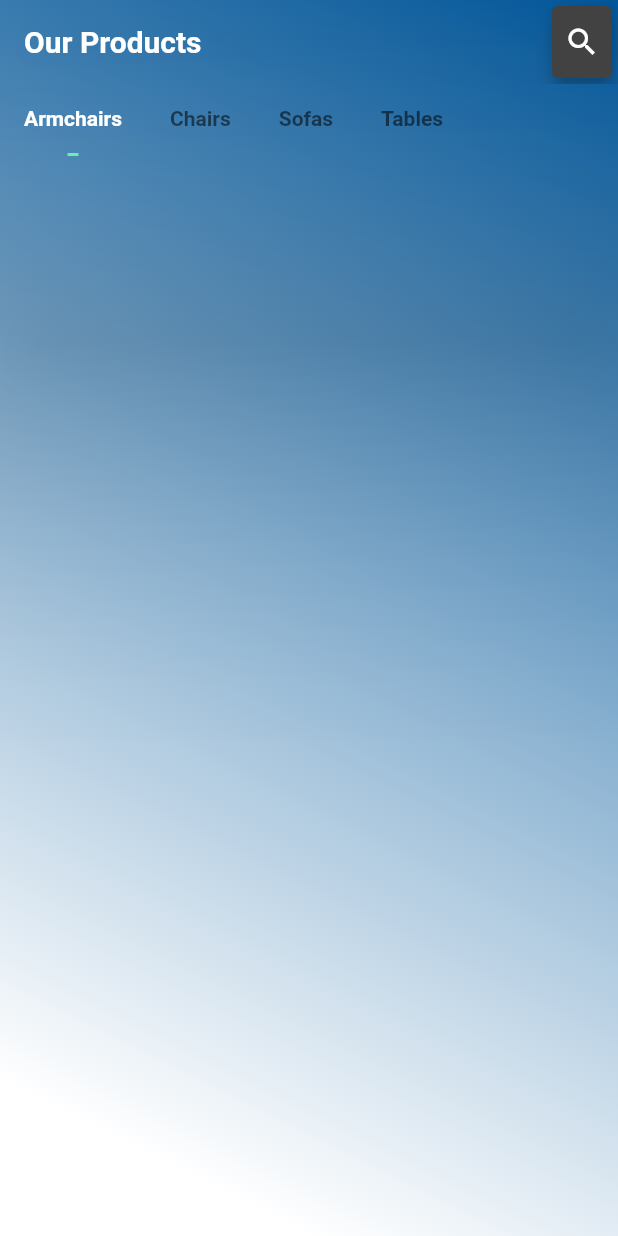
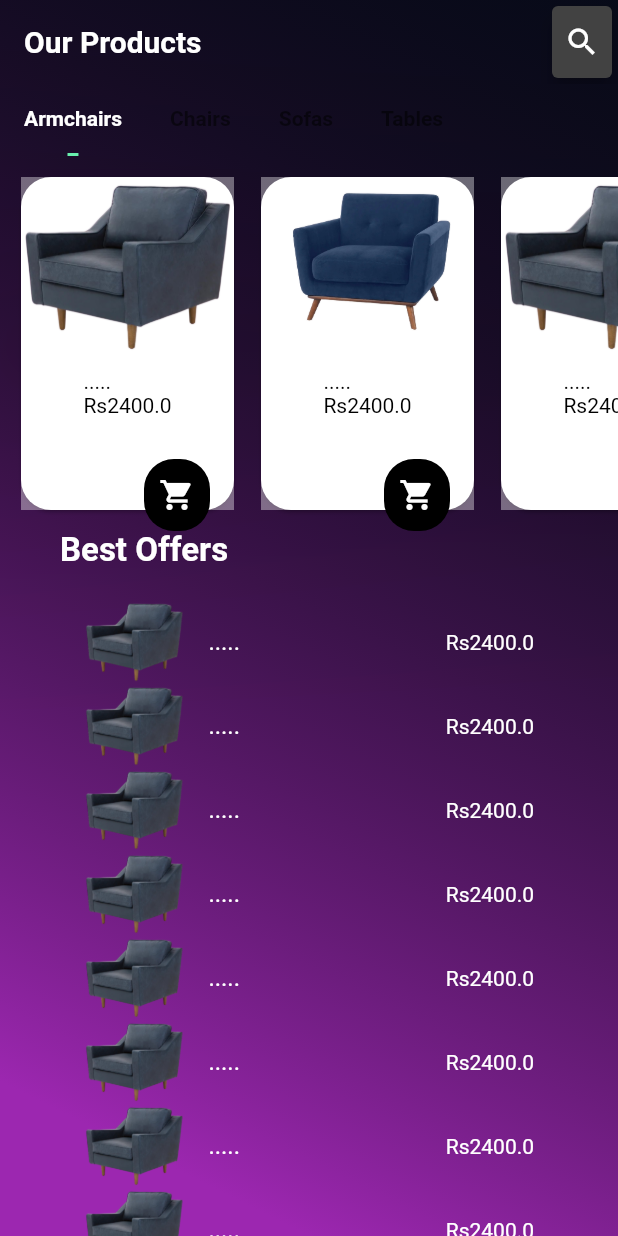
Before and after one commit to KuldeepRathor/kasgoods, a Flutter app: the screen it shows after launch, on a phone screen of 412 x 824 dp. Run offline on Flutter 3.47's test engine with Material 2 defaults, Android fonts, the phone set to English and light mode, and no system bars.

Commit message:
Added Listview

```diff
--- /dev/null
+++ b/lib/constants.dart
@@ -0,0 +1,108 @@
+import 'package:kasgoods/screens/product_model.dart';
+
+class Constants {
+  static List<ProductModel> chairs = [
+    ProductModel(
+      1,
+      'assets/images/1.png',
+      2400,
+      'chair for sitting',
+      '.....',
+      'Chair',
+    ),
+    ProductModel(
+      2,
+      'assets/images/2.png',
+      2400,
+      'chair for sitting',
+      '.....',
+      'Chair',
+    ),
+    ProductModel(
+      1,
+      'assets/images/1.png',
+      2400,
+      'chair for sitting',
+      '.....',
+      'Chair',
+    ),
+  ];
+
+  static List<ProductModel> bestoffers = [
+
+    ProductModel(
+      1,
+      'assets/images/1.png',
+      2400,
+      'chair for sitting',
+      '.....',
+      'Chair',
+    ),
+    ProductModel(
+      1,
+      'assets/images/1.png',
+      2400,
+      'chair for sitting',
+      '.....',
+      'Chair',
+    ),
+    ProductModel(
+      1,
+      'assets/images/1.png',
+      2400,
+      'chair for sitting',
+      '.....',
+      'Chair',
+    ),
+    ProductModel(
+      1,
+      'assets/images/1.png',
+      2400,
+      'chair for sitting',
+      '.....',
+      'Chair',
+    ),
+    ProductModel(
+      1,
+      'assets/images/1.png',
+      2400,
+      'chair for sitting',
+      '.....',
+      'Chair',
+    ),
+    ProductModel(
+      1,
+      'assets/images/1.png',
+      2400,
+      'chair for sitting',
+      '.....',
+      'Chair',
+    ),
+    ProductModel(
+      1,
+      'assets/images/1.png',
+      2400,
+      'chair for sitting',
+      '.....',
+      'Chair',
+    ),
+    ProductModel(
+      1,
+      'assets/images/1.png',
+      2400,
+      'chair for sitting',
+      '.....',
+      'Chair',
+    ),
+    ProductModel(
+      1,
+      'assets/images/1.png',
+      2400,
+      'chair for sitting',
+      '.....',
+      'Chair',
+    ),
+  ];
+
+  static _bestofferWidget() {}
+}
--- a/lib/screens/home_page.dart
+++ b/lib/screens/home_page.dart
@@ -1,6 +1,6 @@
-// import 'package:flutter/cupertino.dart';
 import 'package:flutter/material.dart';
-// import 'package:kasgoods/screens/product_model.dart';
+import 'package:kasgoods/constants.dart';
+import 'package:kasgoods/screens/product_model.dart';
 
 class HomePage extends StatefulWidget {
   const HomePage({Key? key}) : super(key: key);
@@ -16,14 +16,16 @@ class _HomePageState extends State<HomePage> {
       body: Container(
         height: MediaQuery.of(context).size.height,
         width: MediaQuery.of(context).size.width,
-        decoration: BoxDecoration(
+        decoration: const BoxDecoration(
           gradient: LinearGradient(
             begin: Alignment.bottomLeft,
             end: Alignment.topRight,
             colors: [
-              // Colors.black,
-              Colors.white,
-              Colors.lightBlue.shade900
+
+              Colors.purple,
+              Colors.black26,
+
+              // Color(0xFF4F359B)
             ],
             stops: [0.1, 1],
           ),
@@ -44,7 +46,7 @@ class _HomePageState extends State<HomePage> {
   _buildAppBar() {
     return AppBar(
       backgroundColor: Colors.transparent,
-      title: Text(
+      title: const Text(
         "Our Products",
         style: TextStyle(
           color: Colors.white,
@@ -58,7 +60,7 @@ class _HomePageState extends State<HomePage> {
       //     color: Color(0xff2A2D31),fontWeight: FontWeight.w600,
       //   ),
       // ),
-      actions: [
+      actions: const [
         Card(
           elevation: 5,
           child: Padding(
@@ -76,7 +78,7 @@ class _HomePageState extends State<HomePage> {
       child: Column(
         crossAxisAlignment: CrossAxisAlignment.start,
         children: [
-          TabBar(
+          const TabBar(
             unselectedLabelColor: Colors.black54,
             labelColor: Colors.white,
             labelStyle: TextStyle(fontWeight: FontWeight.w600),
@@ -102,12 +104,11 @@ class _HomePageState extends State<HomePage> {
               ),
             ],
           ),
-          Container(
+          SizedBox(
             height: 250,
             child: TabBarView(
               children: [
-                // _buildChairProducts(),
-                Container(),
+                buildChairProducts(),
                 Container(),
                 Container(),
                 Container(),
@@ -120,21 +121,163 @@ class _HomePageState extends State<HomePage> {
   }
 
   _buildBestOffers() {
-    return Container();
+    return Container(
+      padding: const EdgeInsets.symmetric(horizontal: 40),
+      child: Column(
+        crossAxisAlignment: CrossAxisAlignment.start,
+        children: [
+          const Text(
+            'Best Offers',
+            style: TextStyle(
+              fontWeight: FontWeight.w600,
+              fontSize: 22,
+            ),
+          ),
+          const SizedBox(
+            height: 20,
+            width: 10,
+          ),
+          Column(
+            children: List.generate(
+              Constants.bestoffers.length,
+              (index) {
+                return _bestofferWidget(
+                  productModel: Constants.bestoffers[index],
+                );
+              },
+            ),
+          ),
+        ],
+      ),
+    );
   }
 
-// _buildChairProducts() {
-//   return _ChairWidget(productModel: null,);
-// }
+  buildChairProducts() {
+    return ListView.separated(
+        scrollDirection: Axis.horizontal,
+        padding: const EdgeInsets.all(10),
+        itemBuilder: (context, index) {
+          return _ChairWidget(
+            productModel: Constants.chairs[index],
+          );
+        },
+        separatorBuilder: (context, index) {
+          return const SizedBox(
+            width: 10,
+          );
+        },
+        itemCount: Constants.chairs.length);
+  }
 }
 
-// class _ChairWidget extends StatelessWidget {
-//   final ProductModel productModel;
-//
-//   const _ChairWidget({Key? key, required this.productModel}) : super(key: key);
-//
-//   @override
-//   Widget build(BuildContext context) {
-//     return Container();
-//   }
-// }
+class _bestofferWidget extends StatelessWidget {
+  final ProductModel productModel;
+
+  const _bestofferWidget({Key? key, required this.productModel})
+      : super(key: key);
+
+  @override
+  Widget build(BuildContext context) {
+    return ListTile(
+      leading: Image.asset(productModel.imagePath),
+      title: Text(productModel.name),
+      trailing: Text(
+        'Rs${productModel.price}',
+      ),
+    );
+  }
+}
+
+class _ChairWidget extends StatelessWidget {
+  final ProductModel productModel;
+
+  const _ChairWidget({Key? key, required this.productModel}) : super(key: key);
+
+  @override
+  Widget build(BuildContext context) {
+    return Stack(
+      clipBehavior: Clip.none,
+      children: [
+        LayoutBuilder(
+          builder: (context, constraints) {
+            return SizedBox(
+              height: constraints.maxHeight,
+              width: 150,
+              child: Card(
+                color: Colors.white,
+                shape: RoundedRectangleBorder(
+                  borderRadius: BorderRadius.circular(20),
+                ),
+                child: Container(
+                  decoration: const BoxDecoration(
+                    gradient: LinearGradient(
+                      colors: [
+                        Colors.white38,
+                        Colors.white38,
+                      ],
+                      begin: Alignment.topLeft,
+                      end: Alignment.bottomRight,
+                      stops: [
+                        0.1,
+                        1,
+                      ],
+                    ),
+                    // borderRadius: BorderRadius.circular(20),
+                  ),
+                  child: Column(
+                    children: [
+                      Image.asset(
+                        productModel.imagePath,
+                        height: 120,
+                      ),
+                      Padding(
+                        padding: const EdgeInsets.all(8.0),
+                        child: Column(
+                          crossAxisAlignment: CrossAxisAlignment.start,
+                          children: [
+                            Text(
+                              productModel.name,
+                              style: const TextStyle(
+                                color: Colors.black,
+                                fontWeight: FontWeight.w400,
+                              ),
+                            ),
+                            Text(
+                              'Rs${productModel.price}',
+                              style: const TextStyle(
+                                color: Colors.black,
+                                fontWeight: FontWeight.w400,
+                              ),
+                            ),
+                          ],
+                        ),
+                      ),
+                    ],
+                  ),
+                ),
+              ),
+            );
+          },
+        ),
+        Positioned(
+          bottom: -10,
+          right: 20,
+          child: Container(
+              padding: const EdgeInsets.symmetric(
+                horizontal: 10,
+                vertical: 12,
+              ),
+              decoration: const BoxDecoration(
+                color: Colors.black,
+                borderRadius: BorderRadius.all(
+                  Radius.circular(20),
+                ),
+              ),
+              child: const Icon(
+                Icons.shopping_cart,
+              )),
+        )
+      ],
+    );
+  }
+}
--- a/lib/screens/profile_page.dart
+++ b/lib/screens/profile_page.dart
@@ -17,7 +17,7 @@ class _ProfilePageState extends State<ProfilePage> {
             Column(
               crossAxisAlignment: CrossAxisAlignment.start,
               children: [
-                SizedBox(
+                const SizedBox(
                   height: 10,
                 ),
                 Padding(
```
